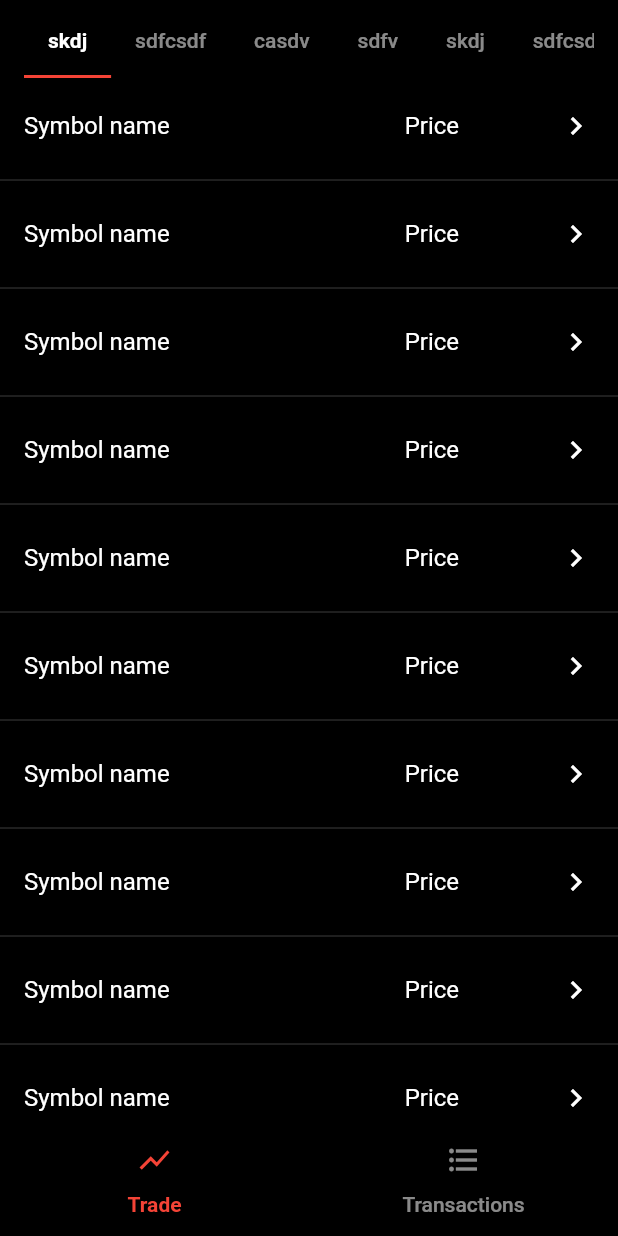
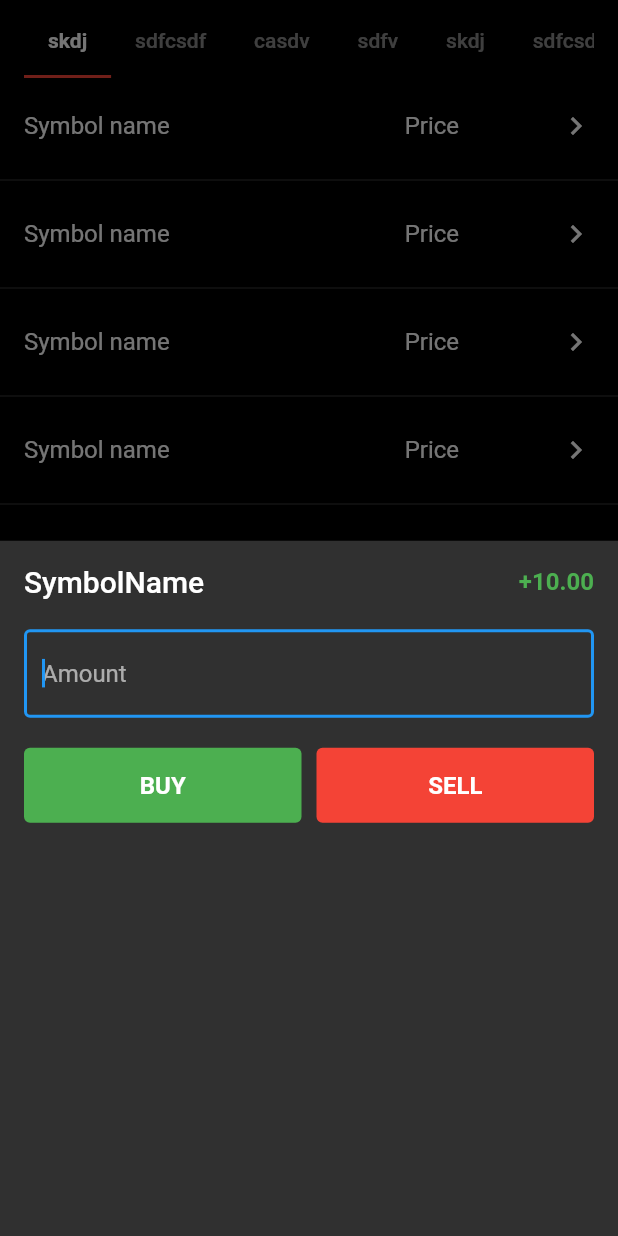
Before and after one commit to muhsin-deriv/deriv-air, a Flutter app: the screen it shows after launch, after a tap on "Symbol name", on a phone screen of 412 x 824 dp. Run offline on Flutter 3.47's test engine with Material 2 defaults, Android fonts, the phone set to English and light mode, and no system bars; our stand-ins replace bloc, flutter_bloc.

Commit message:
added trade bottom sheet

```diff
--- /dev/null
+++ b/lib/common/components/common_button.dart
@@ -0,0 +1,34 @@
+import 'package:flutter/material.dart';
+
+class CustomButton extends StatelessWidget {
+  final Color? color;
+  final VoidCallback? onPressed;
+  final String title;
+
+  const CustomButton({
+    Key? key,
+    this.color,
+    this.onPressed,
+    required this.title,
+  }) : super(key: key);
+
+  @override
+  Widget build(BuildContext context) {
+    return MaterialButton(
+      elevation: 0,
+      height: 50,
+      shape: RoundedRectangleBorder(
+        borderRadius: BorderRadius.circular(4),
+      ),
+      onPressed: onPressed,
+      child: Text(
+        title,
+        style: Theme.of(context)
+            .textTheme
+            .titleMedium!
+            .copyWith(fontWeight: FontWeight.bold),
+      ),
+      color: color,
+    );
+  }
+}
--- a/lib/features/trade/presentation/components/market_symbol_row.dart
+++ b/lib/features/trade/presentation/components/market_symbol_row.dart
@@ -1,7 +1,23 @@
 import 'package:flutter/material.dart';
+import 'package:price_tracker/features/trade/presentation/components/trade_bottom_sheet.dart';
 
 class MarketSymbolRow extends StatelessWidget {
   const MarketSymbolRow({Key? key}) : super(key: key);
+
+  void showTradeSheet(BuildContext context) {
+    showModalBottomSheet(
+      context: context,
+      builder: (BuildContext context) => GestureDetector(
+        child: Container(
+          child: TradeBottomSheet(),
+          color: Colors.transparent,
+        ),
+        onTap: () {
+          FocusScope.of(context).requestFocus(FocusNode());
+        },
+      ),
+    );
+  }
 
   @override
   Widget build(BuildContext context) {
@@ -15,7 +31,7 @@ class MarketSymbolRow extends StatelessWidget {
         ],
       ),
       trailing: Icon(Icons.chevron_right),
-      onTap: () {},
+      onTap: () => showTradeSheet(context),
     );
   }
 }
--- /dev/null
+++ b/lib/features/trade/presentation/components/trade_bottom_sheet.dart
@@ -0,0 +1,66 @@
+import 'package:flutter/material.dart';
+import 'package:price_tracker/common/components/common_button.dart';
+
+class TradeBottomSheet extends StatelessWidget {
+  const TradeBottomSheet({Key? key}) : super(key: key);
+
+  @override
+  Widget build(BuildContext context) {
+    return SafeArea(
+      child: Padding(
+        padding: EdgeInsets.all(16),
+        child: Column(
+          crossAxisAlignment: CrossAxisAlignment.start,
+          children: [
+            Row(
+              mainAxisAlignment: MainAxisAlignment.spaceBetween,
+              crossAxisAlignment: CrossAxisAlignment.center,
+              children: [
+                Text(
+                  'SymbolName',
+                  style: Theme.of(context).textTheme.titleLarge,
+                ),
+                Text(
+                  "+10.00",
+                  style: Theme.of(context).textTheme.titleMedium!.copyWith(
+                        color: Colors.green,
+                        fontWeight: FontWeight.bold,
+                      ),
+                )
+              ],
+            ),
+            SizedBox(height: 20),
+            TextField(
+              autofocus: true,
+              keyboardType: TextInputType.numberWithOptions(decimal: true),
+              decoration: InputDecoration(
+                border: OutlineInputBorder(),
+                hintText: "Amount",
+              ),
+            ),
+            SizedBox(height: 20),
+            Row(
+              children: [
+                Expanded(
+                  child: CustomButton(
+                    title: "BUY",
+                    color: Colors.green,
+                    onPressed: () {},
+                  ),
+                ),
+                SizedBox(width: 10),
+                Expanded(
+                  child: CustomButton(
+                    title: "SELL",
+                    color: Colors.red,
+                    onPressed: () {},
+                  ),
+                ),
+              ],
+            )
+          ],
+        ),
+      ),
+    );
+  }
+}
```
